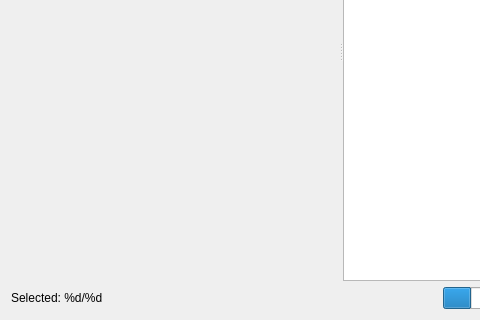
The window that control/charset_selector.ui (ChenKe404/CKFontEditor) describes before a commit, drawn with Qt 5; both pictures show x 0 to 480 and y 191 to 511 of the 574 by 511 pixel window.
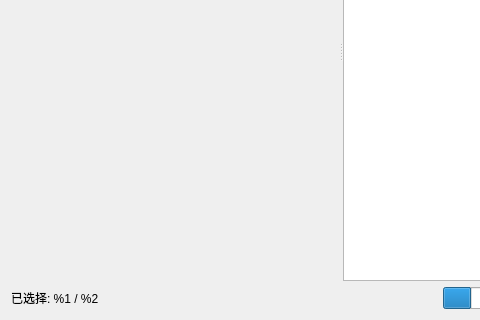
The same window after the commit. Custom widgets are drawn as their Qt base class.

```diff
--- a/control/charset_selector.ui
+++ b/control/charset_selector.ui
@@ -47,7 +47,7 @@
      <item>
       <widget class="QLabel" name="lab_selected">
        <property name="text">
-        <string>Selected: %d/%d</string>
+        <string>已选择: %1 / %2</string>
        </property>
       </widget>
      </item>
```
Left out of the diff: 2 changed lines with no effect on the pictures.
